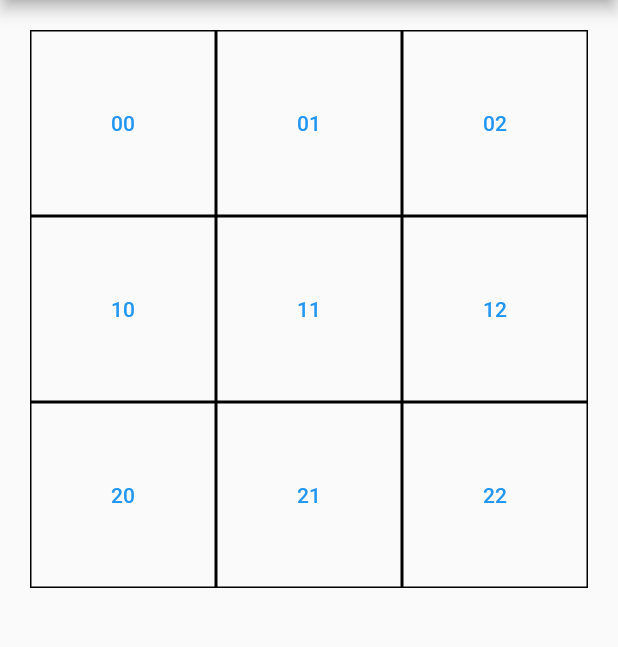
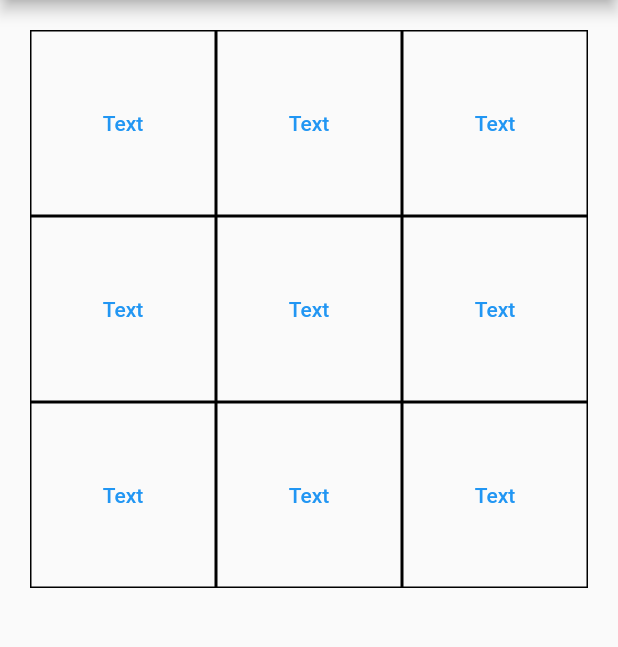
Before and after one commit to emberal/tic_tac_toe_upgraded, a Flutter app: the screen it shows after launch, after a tap on "New Game", on a phone screen of 412 x 824 dp, the part 84-731 px from its top. Run offline on Flutter 3.47's test engine with Material 2 defaults, Android fonts, the phone set to English and light mode, and no system bars.

Commit message:
Added object to array

```diff
--- a/lib/game/game.dart
+++ b/lib/game/game.dart
@@ -1,6 +1,7 @@
 import 'package:flutter/material.dart';
 
 import '../widgets/layout.dart';
+import '../objects/game_button.dart';
 
 class Game extends StatefulWidget {
   const Game({super.key});
@@ -10,12 +11,17 @@ class Game extends StatefulWidget {
 }
 
 class _GameState extends State<Game> {
+  var board = [];
 
-  var board = ["00", "01", "02", "10", "11", "12", "20", "21", "22"]; // TODO add game_button to array
+  _GameState() {
+    for (int i = 0; i < 9; i++) {
+      board.add(BoardSqaure(index: i));
+    }
+  }
 
   void handlePress(int index) {
     setState(() => {
-      board[index] += "Clicked"
+      board[index].value += " Clicked"
     });
   }
 
@@ -30,14 +36,14 @@ class _GameState extends State<Game> {
               child: Center(
                 child: GridView.count(
                   crossAxisCount: 3,
-                  children: board.map((value) => Container(
+                  children: board.map((element) => Container(
                       decoration: BoxDecoration(
                         border: Border.all(),
                       ),
                       child: Center(
                         child: TextButton(
-                          child: Text("$value"),
-                          onPressed: () => handlePress(0),
+                          child: Text(element.value),
+                          onPressed: () => handlePress(element.index),
                         ),
                       ),
                     ),
--- a/lib/objects/game_button.dart
+++ b/lib/objects/game_button.dart
@@ -1,8 +1,7 @@
-
-class BoardWindow {
-  BoardWindow({required this.index, this.value = ""});
+class BoardSqaure {
+  BoardSqaure({required this.index, this.value = "Text"});
 
   final int index;
-  final String value;
+  String value; // TODO Use enum or int?
 
 }
```
